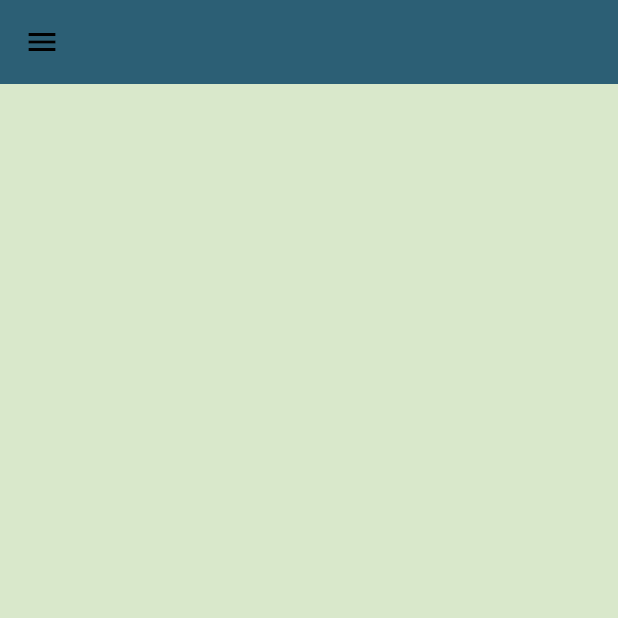
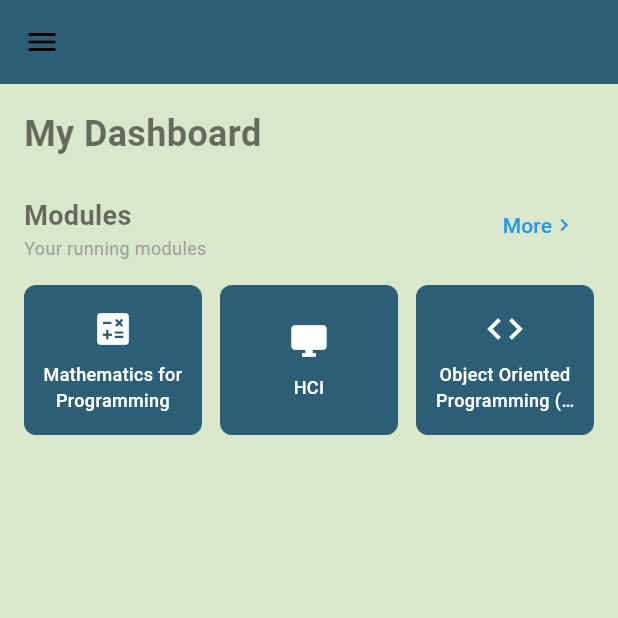
Before and after one commit to RajanithBandara/nsbm_student_academic_tracker, a Flutter app: the DashboardScreen screen opened directly, on a phone screen of 412 x 824 dp, the top half of it. Run offline on Flutter 3.47's test engine with Material 3 defaults, Android fonts, the light colour scheme and no system bars; drawn by our look-alikes of dynamic_color; our stand-ins replace cloud_firestore, firebase_auth, firebase_core, google_sign_in, shared_preferences, table_calendar; accounts and stored records are empty.

Commit message:
Build Modules Section.💻👍 (create Module card & section Header)

```diff
--- a/lib/pages/dashboard.dart
+++ b/lib/pages/dashboard.dart
@@ -1,11 +1,13 @@
 import 'package:flutter/material.dart';
+
+
 
  class DashboardScreen extends StatelessWidget {
  const DashboardScreen({super.key});
 
  @override
 
-  Widget build(BuildContext context) {
+ Widget build(BuildContext context) {
    return Scaffold(
      appBar: AppBar(
        backgroundColor: const Color(0xFF2C5F75),
@@ -15,7 +17,151 @@ import 'package:flutter/material.dart';
          icon: const Icon(Icons.menu),
          onPressed: () {},
        ),
+
+     ),
+     body: SingleChildScrollView(
+       child: Padding(
+         padding: const EdgeInsets.all(16.0),
+         child: Column(
+           crossAxisAlignment: CrossAxisAlignment.start,
+           children: [
+             const Text(
+               'My Dashboard',
+               style: TextStyle(
+                 fontSize: 24,
+                 fontWeight: FontWeight.bold,
+               ),
+             ),
+             const SizedBox(height: 20),
+             _buildModulesSection(context),
+
+           ],
+         ),
+       ),
      ),
    );
  }
+
+
+
+
+ Widget _buildModulesSection(BuildContext context) {
+   return Column(
+     crossAxisAlignment: CrossAxisAlignment.start,
+     children: [
+       _buildSectionHeader('Modules', 'Your running modules', true),
+       const SizedBox(height: 16),
+       Row(
+         children: [
+           Expanded(
+             child: _buildModuleCard(
+               'Mathematics for Programming',
+               Icons.calculate,
+               const Color(0xFF2C5F75),
+             ),
+           ),
+           const SizedBox(width: 12),
+           Expanded(
+             child: _buildModuleCard(
+               'HCI',
+               Icons.desktop_windows,
+               const Color(0xFF2C5F75),
+             ),
+           ),
+           const SizedBox(width: 12),
+           Expanded(
+             child: _buildModuleCard(
+               'Object Oriented Programming (OOP)',
+               Icons.code,
+               const Color(0xFF2C5F75),
+             ),
+           ),
+         ],
+       ),
+     ],
+   );
  }
+
+
+
+ Widget _buildModuleCard(String title, IconData icon, Color color) {
+   return Container(
+     height: 100,
+     decoration: BoxDecoration(
+       color: color,
+       borderRadius: BorderRadius.circular(8),
+     ),
+     padding: const EdgeInsets.all(12),
+     child: Column(
+       mainAxisAlignment: MainAxisAlignment.center,
+       children: [
+         Icon(
+           icon,
+           color: Colors.white,
+           size: 28,
+         ),
+         const SizedBox(height: 8),
+         Text(
+           title,
+           textAlign: TextAlign.center,
+           style: const TextStyle(
+             color: Colors.white,
+             fontSize: 12,
+             fontWeight: FontWeight.w500,
+           ),
+           maxLines: 2,
+           overflow: TextOverflow.ellipsis,
+         ),
+       ],
+     ),
+   );
+ }
+ Widget _buildSectionHeader(String title, String subtitle, bool showMore) {
+   return Row(
+     mainAxisAlignment: MainAxisAlignment.spaceBetween,
+     crossAxisAlignment: CrossAxisAlignment.end,
+     children: [
+       Column(
+         crossAxisAlignment: CrossAxisAlignment.start,
+         children: [
+           Text(
+             title,
+             style: const TextStyle(
+               fontSize: 18,
+               fontWeight: FontWeight.bold,
+             ),
+           ),
+           if (subtitle.isNotEmpty)
+             Text(
+               subtitle,
+               style: const TextStyle(
+                 fontSize: 12,
+                 color: Colors.grey,
+               ),
+             ),
+         ],
+       ),
+       if (showMore && title != 'Progression')
+         TextButton(
+           onPressed: () {},
+           child: Row(
+             children: const [
+               Text(
+                 'More',
+                 style: TextStyle(
+                   fontSize: 14,
+                   color: Colors.blue,
+                 ),
+               ),
+               Icon(
+                 Icons.chevron_right,
+                 size: 16,
+                 color: Colors.blue,
+               ),
+             ],
+           ),
+         ),
+     ],
+   );
+ }
+ }
```
